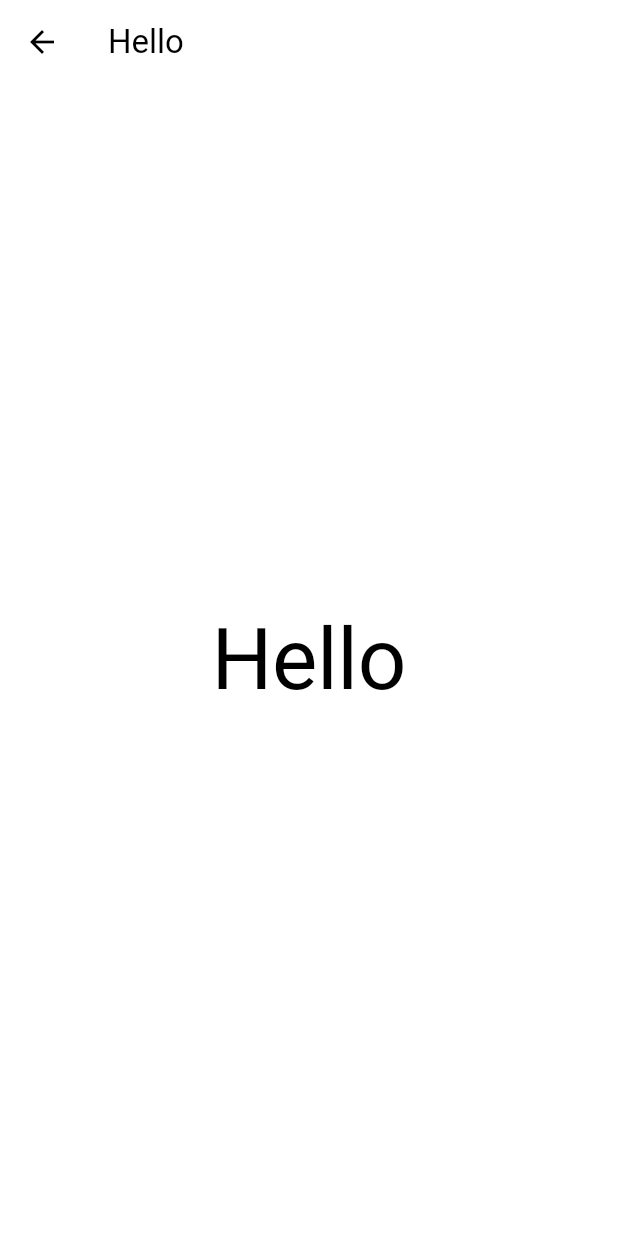
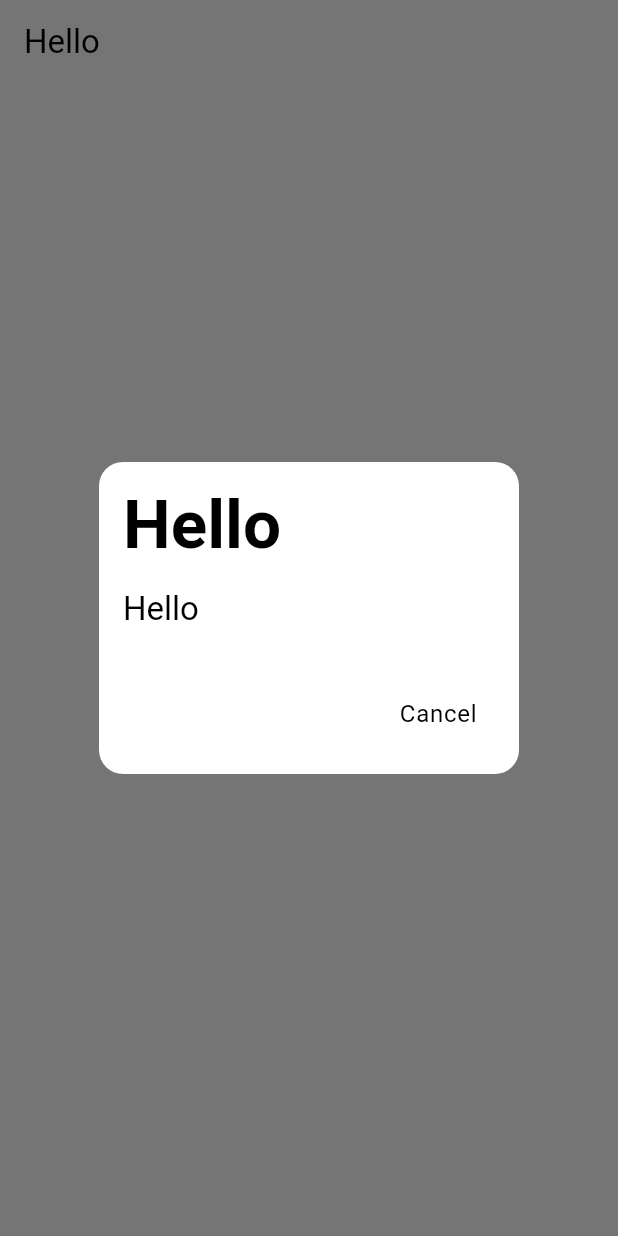
Before and after one commit to Myoungmin/flutter_initial_template, a Flutter app: the screen it shows after launch, after a tap on "Hello", on a phone screen of 412 x 824 dp. Run offline on Flutter 3.47's test engine with Material 3 defaults, Android fonts, the phone set to English and light mode, and no system bars.

Commit message:
모든 Dialog들의 공통된 디자인 요소를 BaseDialog에 구현
- 공통된 디자인 요소
    - backgroundColor
    - shape
    - titlePadding
    - contentPadding
    - actionsPadding
    - title의 TextStyle

```diff
--- a/lib/src/view/main/main_view.dart
+++ b/lib/src/view/main/main_view.dart
@@ -2,13 +2,12 @@
 import 'package:flutter_initial_template/src/service/theme_service.dart';
 import 'package:flutter_initial_template/src/view/base_view.dart';
 import 'package:flutter_initial_template/src/view/main/main_view_model.dart';
+import 'package:flutter_initial_template/theme/component/base_dialog.dart';
 import 'package:flutter_initial_template/util/lang/generated/l10n.dart';
 import 'package:flutter_initial_template/util/route_path.dart';
 
 class MainView extends StatelessWidget {
   const MainView({super.key});
-
-
 
   @override
   Widget build(BuildContext context) {
@@ -25,7 +24,36 @@
         ),
         body: Center(
           child: GestureDetector(
-            onTap: () => Navigator.pushNamed(context, RoutePath.main),
+            onTap: () {
+              showDialog(
+                context: context,
+                builder: (context) {
+                  return BaseDialog(
+                    title: S.current.hello,
+                    content: Text(
+                      S.current.hello,
+                      style: context.textTheme.titleLarge?.copyWith(
+                        color: context.theme.colorScheme.onSurface,
+                      ),
+                    ),
+                    actions: [
+                      TextButton(
+                        child: Text(
+                          S.current.cancel,
+                          style: context.textTheme.bodyLarge?.copyWith(
+                            color: context.theme.colorScheme.onSurface,
+                          ),
+                        ),
+                        onPressed: () {
+                          Navigator.pop(context);
+                          Navigator.pushNamed(context, RoutePath.main);
+                        },
+                      ),
+                    ],
+                  );
+                },
+              );
+            },
             child: Text(
               S.current.hello,
               style: context.textTheme.displayLarge?.copyWith(
--- /dev/null
+++ b/lib/theme/component/base_dialog.dart
@@ -0,0 +1,41 @@
+import 'package:flutter/material.dart';
+import 'package:flutter_initial_template/src/service/theme_service.dart';
+
+class BaseDialog extends StatelessWidget {
+  const BaseDialog({
+    super.key,
+    this.title,
+    this.content,
+    this.actions,
+  });
+
+  final String? title;
+  final Widget? content;
+  final List<Widget>? actions;
+
+  @override
+  Widget build(BuildContext context) {
+    return AlertDialog(
+      backgroundColor: context.colorScheme.surface,
+      shape: RoundedRectangleBorder(
+        borderRadius: BorderRadius.circular(16),
+      ),
+      titlePadding: const EdgeInsets.all(16),
+      contentPadding: const EdgeInsets.all(16).copyWith(
+        top: title != null ? 0 : 16,
+      ),
+      actionsPadding: const EdgeInsets.all(16),
+      title: title != null
+          ? Text(
+              title!,
+              style: context.textTheme.displayMedium!.copyWith(
+                fontWeight: FontWeight.w600,
+                color: context.theme.colorScheme.onSurface,
+              ),
+            )
+          : null,
+      content: content,
+      actions: actions,
+    );
+  }
+}
--- a/lib/util/lang/l10n/intl_en.arb
+++ b/lib/util/lang/l10n/intl_en.arb
@@ -1,4 +1,5 @@
 {
     "@@locale": "en",
-    "hello": "Hello"
+    "hello": "Hello",
+    "cancel": "Cancel"
 }
--- a/lib/util/lang/l10n/intl_ko.arb
+++ b/lib/util/lang/l10n/intl_ko.arb
@@ -1,4 +1,5 @@
 {
     "@@locale": "ko",
-    "hello": "안녕"
+    "hello": "안녕",
+    "cancel": "취소"
 }
```
Also changed, not shown: lib/util/lang/generated/intl/messages_en.dart, lib/util/lang/generated/intl/messages_ko.dart, lib/util/lang/generated/l10n.dart.
